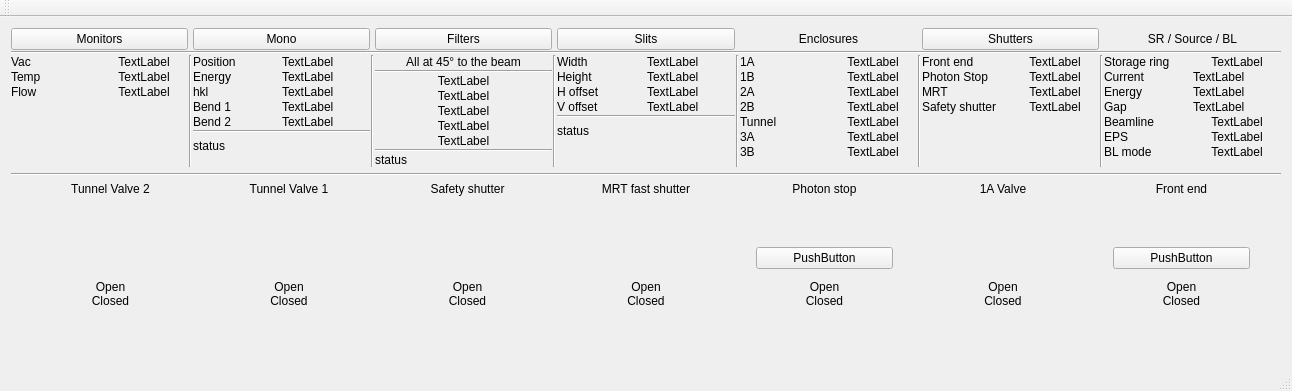
First picture: the form in qimbl/qimbl.ui, repository MatthewJCameron/imbl, before the edit.
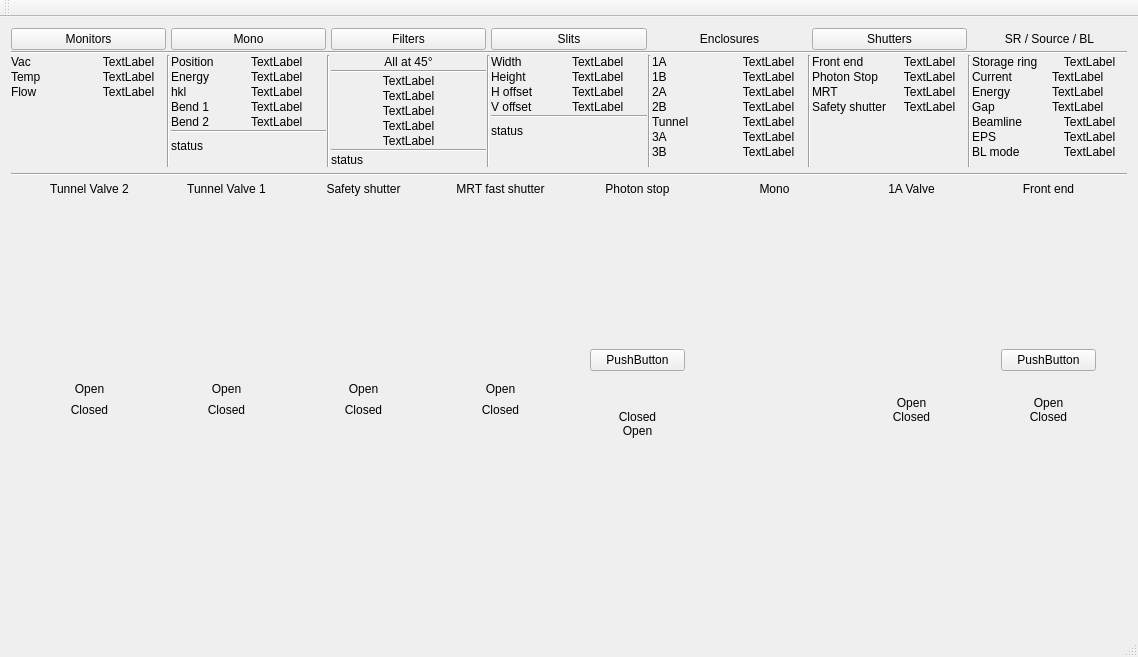
Second picture: the form after the edit. Icons and pictures are not drawn. Custom widgets are drawn as their Qt base class.

The edit to the form file:
```diff
--- a/qimbl/qimbl.ui
+++ b/qimbl/qimbl.ui
@@ -6,8 +6,8 @@
    <rect>
     <x>0</x>
     <y>0</y>
-    <width>1292</width>
-    <height>391</height>
+    <width>1138</width>
+    <height>657</height>
    </rect>
   </property>
   <property name="windowTitle">
@@ -30,7 +30,10 @@
        </property>
        <item row="2" column="2">
         <layout class="QGridLayout" name="gridLayout_8">
-         <property name="spacing">
+         <property name="horizontalSpacing">
+          <number>5</number>
+         </property>
+         <property name="verticalSpacing">
           <number>1</number>
          </property>
          <item row="3" column="0">
@@ -165,7 +168,10 @@
        </item>
        <item row="2" column="6">
         <layout class="QGridLayout" name="gridLayout_5">
-         <property name="spacing">
+         <property name="horizontalSpacing">
+          <number>5</number>
+         </property>
+         <property name="verticalSpacing">
           <number>1</number>
          </property>
          <item row="0" column="0">
@@ -182,6 +188,19 @@
            </property>
           </widget>
          </item>
+         <item row="7" column="0">
+          <spacer name="verticalSpacer_4">
+           <property name="orientation">
+            <enum>Qt::Vertical</enum>
+           </property>
+           <property name="sizeHint" stdset="0">
+            <size>
+             <width>20</width>
+             <height>0</height>
+            </size>
+           </property>
+          </spacer>
+         </item>
          <item row="2" column="0">
           <widget class="QLabel" name="label_16">
            <property name="text">
@@ -196,19 +215,6 @@
            </property>
           </widget>
          </item>
-         <item row="7" column="0">
-          <spacer name="verticalSpacer_4">
-           <property name="orientation">
-            <enum>Qt::Vertical</enum>
-           </property>
-           <property name="sizeHint" stdset="0">
-            <size>
-             <width>20</width>
-             <height>0</height>
-            </size>
-           </property>
-          </spacer>
-         </item>
          <item row="5" column="0" colspan="2">
           <widget class="QWidget" name="slitsStW" native="true">
            <layout class="QVBoxLayout" name="slitsStLay">
@@ -264,7 +270,10 @@
        </item>
        <item row="2" column="10">
         <layout class="QGridLayout" name="gridLayout_2">
-         <property name="spacing">
+         <property name="horizontalSpacing">
+          <number>5</number>
+         </property>
+         <property name="verticalSpacing">
           <number>1</number>
          </property>
          <item row="0" column="0">
@@ -281,6 +290,19 @@
            </property>
           </widget>
          </item>
+         <item row="4" column="0">
+          <spacer name="verticalSpacer_2">
+           <property name="orientation">
+            <enum>Qt::Vertical</enum>
+           </property>
+           <property name="sizeHint" stdset="0">
+            <size>
+             <width>20</width>
+             <height>0</height>
+            </size>
+           </property>
+          </spacer>
+         </item>
          <item row="2" column="0">
           <widget class="QLabel" name="label_5">
            <property name="text">
@@ -295,19 +317,6 @@
            </property>
           </widget>
          </item>
-         <item row="4" column="0">
-          <spacer name="verticalSpacer_2">
-           <property name="orientation">
-            <enum>Qt::Vertical</enum>
-           </property>
-           <property name="sizeHint" stdset="0">
-            <size>
-             <width>20</width>
-             <height>0</height>
-            </size>
-           </property>
-          </spacer>
-         </item>
          <item row="0" column="1">
           <widget class="QLabel" name="shfeSt">
            <property name="text">
@@ -475,7 +484,10 @@
        </item>
        <item row="2" column="12">
         <layout class="QGridLayout" name="gridLayout">
-         <property name="spacing">
+         <property name="horizontalSpacing">
+          <number>5</number>
+         </property>
+         <property name="verticalSpacing">
           <number>1</number>
          </property>
          <item row="1" column="0">
@@ -621,7 +633,7 @@
          <item>
           <widget class="QLabel" name="label_19">
            <property name="text">
-            <string>All at 45° to the beam</string>
+            <string>All at 45°</string>
            </property>
            <property name="alignment">
             <set>Qt::AlignCenter</set>
@@ -728,7 +740,10 @@
        </item>
        <item row="2" column="0">
         <layout class="QGridLayout" name="gridLayout_9">
-         <property name="spacing">
+         <property name="horizontalSpacing">
+          <number>5</number>
+         </property>
+         <property name="verticalSpacing">
           <number>1</number>
          </property>
          <item row="2" column="0">
@@ -816,6 +831,19 @@
            </property>
           </widget>
          </item>
+         <item row="7" column="0">
+          <spacer name="verticalSpacer_3">
+           <property name="orientation">
+            <enum>Qt::Vertical</enum>
+           </property>
+           <property name="sizeHint" stdset="0">
+            <size>
+             <width>20</width>
+             <height>0</height>
+            </size>
+           </property>
+          </spacer>
+         </item>
          <item row="4" column="0">
           <widget class="QLabel" name="label_T">
            <property name="text">
@@ -851,19 +879,6 @@
            </property>
           </widget>
          </item>
-         <item row="7" column="0">
-          <spacer name="verticalSpacer_3">
-           <property name="orientation">
-            <enum>Qt::Vertical</enum>
-           </property>
-           <property name="sizeHint" stdset="0">
-            <size>
-             <width>20</width>
-             <height>0</height>
-            </size>
-           </property>
-          </spacer>
-         </item>
          <item row="0" column="1">
           <widget class="QLabel" name="st1A">
            <property name="text">
@@ -1005,7 +1020,7 @@
         <property name="spacing">
          <number>0</number>
         </property>
-        <item row="3" column="10">
+        <item row="4" column="10">
          <widget class="QLabelLine" name="beam_3">
           <property name="sizePolicy">
            <sizepolicy hsizetype="Fixed" vsizetype="Preferred">
@@ -1024,7 +1039,7 @@
           </property>
          </widget>
         </item>
-        <item row="3" column="9">
+        <item row="4" column="9">
          <widget class="QLabelLine" name="shIndPS_c">
           <property name="text">
            <string>Closed</string>
@@ -1034,7 +1049,7 @@
           </property>
          </widget>
         </item>
-        <item row="3" column="11">
+        <item row="4" column="13">
          <widget class="QLabelLine" name="shIndV1A_c">
           <property name="text">
            <string>Closed</string>
@@ -1044,17 +1059,7 @@
           </property>
          </widget>
         </item>
-        <item row="2" column="9">
-         <widget class="QLabel" name="shIndPS_o">
-          <property name="text">
-           <string>Open</string>
-          </property>
-          <property name="alignment">
-           <set>Qt::AlignCenter</set>
-          </property>
-         </widget>
-        </item>
-        <item row="3" column="12">
+        <item row="4" column="14">
          <widget class="QLabelLine" name="beam_2">
           <property name="sizePolicy">
            <sizepolicy hsizetype="Fixed" vsizetype="Preferred">
@@ -1073,7 +1078,7 @@
           </property>
          </widget>
         </item>
-        <item row="2" column="11">
+        <item row="3" column="13">
          <widget class="QLabel" name="shIndV1A_o">
           <property name="text">
            <string>Open</string>
@@ -1083,7 +1088,7 @@
           </property>
          </widget>
         </item>
-        <item row="2" column="13">
+        <item row="3" column="15">
          <widget class="QLabel" name="shIndFE_o">
           <property name="text">
            <string>Open</string>
@@ -1093,7 +1098,7 @@
           </property>
          </widget>
         </item>
-        <item row="0" column="11">
+        <item row="0" column="13">
          <widget class="QLabel" name="label_13">
           <property name="text">
            <string>1A Valve</string>
@@ -1103,7 +1108,7 @@
           </property>
          </widget>
         </item>
-        <item row="0" column="13">
+        <item row="0" column="15">
          <widget class="QLabel" name="label_11">
           <property name="text">
            <string>Front end</string>
@@ -1113,7 +1118,7 @@
           </property>
          </widget>
         </item>
-        <item row="3" column="13">
+        <item row="4" column="15">
          <widget class="QLabelLine" name="shIndFE_c">
           <property name="text">
            <string>Closed</string>
@@ -1123,7 +1128,7 @@
           </property>
          </widget>
         </item>
-        <item row="3" column="14">
+        <item row="4" column="16">
          <widget class="QLabelLine" name="beam_1">
           <property name="sizePolicy">
            <sizepolicy hsizetype="Fixed" vsizetype="Preferred">
@@ -1152,7 +1157,7 @@
           </property>
          </widget>
         </item>
-        <item row="3" column="4">
+        <item row="4" column="4">
          <widget class="QLabelLine" name="beam_6">
           <property name="sizePolicy">
            <sizepolicy hsizetype="Fixed" vsizetype="Preferred">
@@ -1171,7 +1176,7 @@
           </property>
          </widget>
         </item>
-        <item row="3" column="8">
+        <item row="4" column="8">
          <widget class="QLabelLine" name="beam_4">
           <property name="sizePolicy">
            <sizepolicy hsizetype="Fixed" vsizetype="Preferred">
@@ -1190,16 +1195,6 @@
           </property>
          </widget>
         </item>
-        <item row="2" column="7">
-         <widget class="QLabel" name="shIndMRT_o">
-          <property name="text">
-           <string>Open</string>
-          </property>
-          <property name="alignment">
-           <set>Qt::AlignCenter</set>
-          </property>
-         </widget>
-        </item>
         <item row="0" column="7">
          <widget class="QLabel" name="label_43">
           <property name="text">
@@ -1210,7 +1205,7 @@
           </property>
          </widget>
         </item>
-        <item row="3" column="6">
+        <item row="4" column="6">
          <widget class="QLabelLine" name="beam_5">
           <property name="sizePolicy">
            <sizepolicy hsizetype="Fixed" vsizetype="Preferred">
@@ -1229,26 +1224,6 @@
           </property>
          </widget>
         </item>
-        <item row="3" column="5">
-         <widget class="QLabelLine" name="shIndSS_c">
-          <property name="text">
-           <string>Closed</string>
-          </property>
-          <property name="alignment">
-           <set>Qt::AlignCenter</set>
-          </property>
-         </widget>
-        </item>
-        <item row="2" column="5">
-         <widget class="QLabel" name="shIndSS_o">
-          <property name="text">
-           <string>Open</string>
-          </property>
-          <property name="alignment">
-           <set>Qt::AlignCenter</set>
-          </property>
-         </widget>
-        </item>
         <item row="0" column="5">
          <widget class="QLabel" name="label_47">
           <property name="text">
@@ -1259,25 +1234,18 @@
           </property>
          </widget>
         </item>
-        <item row="3" column="7">
-         <widget class="QLabelLine" name="shIndMRT_c">
-          <property name="text">
-           <string>Closed</string>
+        <item row="6" column="7">
+         <spacer name="verticalSpacer_8">
+          <property name="orientation">
+           <enum>Qt::Vertical</enum>
           </property>
-          <property name="alignment">
-           <set>Qt::AlignCenter</set>
+          <property name="sizeHint" stdset="0">
+           <size>
+            <width>20</width>
+            <height>40</height>
+           </size>
           </property>
-         </widget>
-        </item>
-        <item row="2" column="3">
-         <widget class="QLabel" name="shIndVT1_o">
-          <property name="text">
-           <string>Open</string>
-          </property>
-          <property name="alignment">
-           <set>Qt::AlignCenter</set>
-          </property>
-         </widget>
+         </spacer>
         </item>
         <item row="0" column="3">
          <widget class="QLabel" name="label_50">
@@ -1289,17 +1257,7 @@
           </property>
          </widget>
         </item>
-        <item row="3" column="3">
-         <widget class="QLabelLine" name="shIndVT1_c">
-          <property name="text">
-           <string>Closed</string>
-          </property>
-          <property name="alignment">
-           <set>Qt::AlignCenter</set>
-          </property>
-         </widget>
-        </item>
-        <item row="3" column="2">
+        <item row="4" column="2">
          <widget class="QLabelLine" name="beam_7">
           <property name="sizePolicy">
            <sizepolicy hsizetype="Fixed" vsizetype="Preferred">
@@ -1328,7 +1286,7 @@
           </property>
          </widget>
         </item>
-        <item row="3" column="0">
+        <item row="4" column="0">
          <widget class="QLabelLine" name="beam_8">
           <property name="sizePolicy">
            <sizepolicy hsizetype="Fixed" vsizetype="Preferred">
@@ -1347,39 +1305,6 @@
           </property>
          </widget>
         </item>
-        <item row="3" column="1">
-         <widget class="QLabelLine" name="shIndVT2_c">
-          <property name="text">
-           <string>Closed</string>
-          </property>
-          <property name="alignment">
-           <set>Qt::AlignCenter</set>
-          </property>
-         </widget>
-        </item>
-        <item row="2" column="1">
-         <widget class="QLabel" name="shIndVT2_o">
-          <property name="text">
-           <string>Open</string>
-          </property>
-          <property name="alignment">
-           <set>Qt::AlignCenter</set>
-          </property>
-         </widget>
-        </item>
-        <item row="5" column="7">
-         <spacer name="verticalSpacer_8">
-          <property name="orientation">
-           <enum>Qt::Vertical</enum>
-          </property>
-          <property name="sizeHint" stdset="0">
-           <size>
-            <width>20</width>
-            <height>40</height>
-           </size>
-          </property>
-         </spacer>
-        </item>
         <item row="1" column="7">
          <widget class="MrtShutterGui" name="shmrt" native="true"/>
         </item>
@@ -1409,7 +1334,7 @@
           </layout>
          </widget>
         </item>
-        <item row="1" column="13">
+        <item row="1" column="15">
          <widget class="QWidget" name="verticalWidget_2" native="true">
           <layout class="QVBoxLayout" name="verticalLayout_6">
            <item>
@@ -1435,6 +1360,181 @@
           </layout>
          </widget>
         </item>
+        <item row="3" column="5" rowspan="2">
+         <widget class="QLabelLineTwo" name="shIndSS_c">
+          <property name="text">
+           <string>Closed</string>
+          </property>
+          <property name="alignment">
+           <set>Qt::AlignCenter</set>
+          </property>
+         </widget>
+        </item>
+        <item row="3" column="8">
+         <widget class="QLabelLine" name="beam_9">
+          <property name="text">
+           <string/>
+          </property>
+         </widget>
+        </item>
+        <item row="2" column="1">
+         <widget class="QLabel" name="shIndVT2_o">
+          <property name="text">
+           <string>Open</string>
+          </property>
+          <property name="alignment">
+           <set>Qt::AlignCenter</set>
+          </property>
+         </widget>
+        </item>
+        <item row="2" column="5">
+         <widget class="QLabel" name="shIndSS_o">
+          <property name="text">
+           <string>Open</string>
+          </property>
+          <property name="alignment">
+           <set>Qt::AlignCenter</set>
+          </property>
+         </widget>
+        </item>
+        <item row="2" column="3">
+         <widget class="QLabel" name="shIndVT1_o">
+          <property name="text">
+           <string>Open</string>
+          </property>
+          <property name="alignment">
+           <set>Qt::AlignCenter</set>
+          </property>
+         </widget>
+        </item>
+        <item row="3" column="7" rowspan="2">
+         <widget class="QLabelLineTwo" name="shIndMRT_c">
+          <property name="text">
+           <string>Closed</string>
+          </property>
+          <property name="alignment">
+           <set>Qt::AlignCenter</set>
+          </property>
+         </widget>
+        </item>
+        <item row="3" column="1" rowspan="2">
+         <widget class="QLabelLineTwo" name="shIndVT2_c">
+          <property name="text">
+           <string>Closed</string>
+          </property>
+          <property name="alignment">
+           <set>Qt::AlignCenter</set>
+          </property>
+         </widget>
+        </item>
+        <item row="0" column="11">
+         <widget class="QLabel" name="label_25">
+          <property name="text">
+           <string>Mono</string>
+          </property>
+          <property name="alignment">
+           <set>Qt::AlignCenter</set>
+          </property>
+         </widget>
+        </item>
+        <item row="3" column="10">
+         <widget class="QLabelLine" name="beam_10">
+          <property name="text">
+           <string/>
+          </property>
+         </widget>
+        </item>
+        <item row="3" column="9">
+         <widget class="QLabelLine" name="beam">
+          <property name="text">
+           <string/>
+          </property>
+         </widget>
+        </item>
+        <item row="2" column="7">
+         <widget class="QLabel" name="shIndMRT_o">
+          <property name="text">
+           <string>Open</string>
+          </property>
+          <property name="alignment">
+           <set>Qt::AlignCenter</set>
+          </property>
+         </widget>
+        </item>
+        <item row="3" column="3" rowspan="2">
+         <widget class="QLabelLineTwo" name="shIndVT1_c">
+          <property name="text">
+           <string>Closed</string>
+          </property>
+          <property name="alignment">
+           <set>Qt::AlignCenter</set>
+          </property>
+         </widget>
+        </item>
+        <item row="5" column="9">
+         <widget class="QLabel" name="shIndPS_o">
+          <property name="text">
+           <string>Open</string>
+          </property>
+          <property name="alignment">
+           <set>Qt::AlignCenter</set>
+          </property>
+         </widget>
+        </item>
+        <item row="4" column="12">
+         <widget class="QLabelLine" name="beam_15">
+          <property name="sizePolicy">
+           <sizepolicy hsizetype="Fixed" vsizetype="Preferred">
+            <horstretch>0</horstretch>
+            <verstretch>0</verstretch>
+           </sizepolicy>
+          </property>
+          <property name="minimumSize">
+           <size>
+            <width>20</width>
+            <height>0</height>
+           </size>
+          </property>
+          <property name="text">
+           <string/>
+          </property>
+         </widget>
+        </item>
+        <item row="3" column="6">
+         <widget class="QLabelLine" name="beam_14">
+          <property name="text">
+           <string/>
+          </property>
+         </widget>
+        </item>
+        <item row="3" column="4">
+         <widget class="QLabelLine" name="beam_13">
+          <property name="text">
+           <string/>
+          </property>
+         </widget>
+        </item>
+        <item row="3" column="2">
+         <widget class="QLabelLine" name="beam_12">
+          <property name="text">
+           <string/>
+          </property>
+         </widget>
+        </item>
+        <item row="3" column="0">
+         <widget class="QLabelLine" name="beam_11">
+          <property name="text">
+           <string/>
+          </property>
+         </widget>
+        </item>
+        <item row="3" column="11" rowspan="2">
+         <widget class="QLabelLineMono" name="beam_mono">
+          <property name="text">
+           <string/>
+          </property>
+         </widget>
+        </item>
        </layout>
       </widget>
      </widget>
@@ -1464,6 +1564,16 @@
    <extends>QLabel</extends>
    <header>qimbl.h</header>
   </customwidget>
+  <customwidget>
+   <class>QLabelLineMono</class>
+   <extends>QLabel</extends>
+   <header>qimbl.h</header>
+  </customwidget>
+  <customwidget>
+   <class>QLabelLineTwo</class>
+   <extends>QLabel</extends>
+   <header>qimbl.h</header>
+  </customwidget>
  </customwidgets>
  <resources>
   <include location="qimbl.qrc"/>
```
